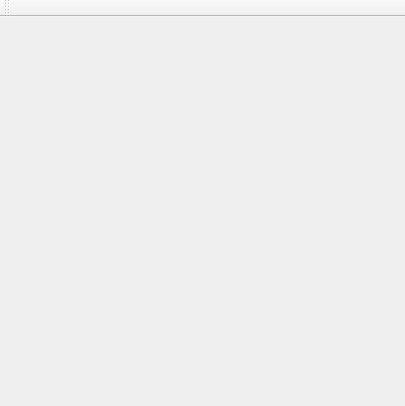
Before: the Qt Designer form mainwindow.ui in Koffi-Roland/demineur, drawn with Qt 5.
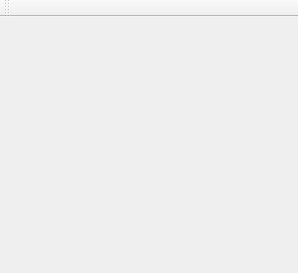
After: the same form once the commit is applied.

The edit to the form file:
```diff
--- a/mainwindow.ui
+++ b/mainwindow.ui
@@ -6,8 +6,8 @@
    <rect>
     <x>0</x>
     <y>0</y>
-    <width>405</width>
-    <height>406</height>
+    <width>298</width>
+    <height>273</height>
    </rect>
   </property>
   <property name="windowTitle">
```
